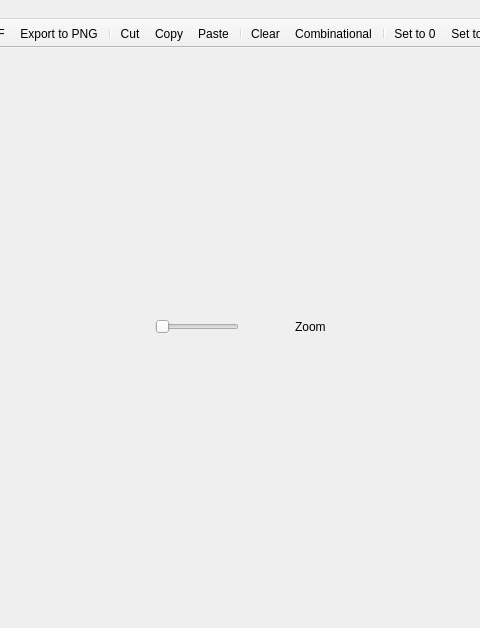
First picture: the form in app/bewaveddolphin.ui, repository GIBIS-UNIFESP/wiRedPanda, before the edit; both pictures show x 176 to 656 and y 0 to 628 of the 833 by 628 pixel window.
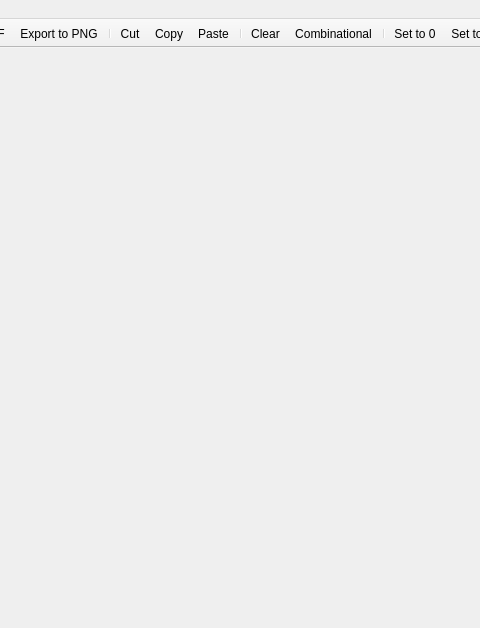
Second picture: the form after the edit. Icons and pictures are not drawn.

Commit message: Removed slider outside the toolbar

```diff
--- a/app/bewaveddolphin.ui
+++ b/app/bewaveddolphin.ui
@@ -40,193 +40,6 @@
     <property name="bottomMargin">
      <number>0</number>
     </property>
-    <item>
-     <layout class="QHBoxLayout" name="horizontalLayout">
-      <item>
-       <spacer name="horizontalSpacer_12">
-        <property name="orientation">
-         <enum>Qt::Horizontal</enum>
-        </property>
-        <property name="sizeHint" stdset="0">
-         <size>
-          <width>40</width>
-          <height>20</height>
-         </size>
-        </property>
-       </spacer>
-      </item>
-      <item>
-       <spacer name="horizontalSpacer_10">
-        <property name="orientation">
-         <enum>Qt::Horizontal</enum>
-        </property>
-        <property name="sizeHint" stdset="0">
-         <size>
-          <width>40</width>
-          <height>20</height>
-         </size>
-        </property>
-       </spacer>
-      </item>
-      <item>
-       <spacer name="horizontalSpacer_9">
-        <property name="orientation">
-         <enum>Qt::Horizontal</enum>
-        </property>
-        <property name="sizeHint" stdset="0">
-         <size>
-          <width>40</width>
-          <height>20</height>
-         </size>
-        </property>
-       </spacer>
-      </item>
-      <item>
-       <spacer name="horizontalSpacer_6">
-        <property name="orientation">
-         <enum>Qt::Horizontal</enum>
-        </property>
-        <property name="sizeHint" stdset="0">
-         <size>
-          <width>40</width>
-          <height>20</height>
-         </size>
-        </property>
-       </spacer>
-      </item>
-      <item>
-       <spacer name="horizontalSpacer_4">
-        <property name="orientation">
-         <enum>Qt::Horizontal</enum>
-        </property>
-        <property name="sizeHint" stdset="0">
-         <size>
-          <width>40</width>
-          <height>20</height>
-         </size>
-        </property>
-       </spacer>
-      </item>
-      <item>
-       <spacer name="horizontalSpacer_2">
-        <property name="orientation">
-         <enum>Qt::Horizontal</enum>
-        </property>
-        <property name="sizeHint" stdset="0">
-         <size>
-          <width>40</width>
-          <height>20</height>
-         </size>
-        </property>
-       </spacer>
-      </item>
-      <item alignment="Qt::AlignRight">
-       <widget class="QSlider" name="horizontalSlider">
-        <property name="orientation">
-         <enum>Qt::Horizontal</enum>
-        </property>
-       </widget>
-      </item>
-      <item>
-       <spacer name="horizontalSpacer">
-        <property name="orientation">
-         <enum>Qt::Horizontal</enum>
-        </property>
-        <property name="sizeHint" stdset="0">
-         <size>
-          <width>40</width>
-          <height>20</height>
-         </size>
-        </property>
-       </spacer>
-      </item>
-      <item>
-       <widget class="QLabel" name="label">
-        <property name="text">
-         <string>Zoom</string>
-        </property>
-       </widget>
-      </item>
-      <item>
-       <spacer name="horizontalSpacer_3">
-        <property name="orientation">
-         <enum>Qt::Horizontal</enum>
-        </property>
-        <property name="sizeHint" stdset="0">
-         <size>
-          <width>40</width>
-          <height>20</height>
-         </size>
-        </property>
-       </spacer>
-      </item>
-      <item>
-       <spacer name="horizontalSpacer_5">
-        <property name="orientation">
-         <enum>Qt::Horizontal</enum>
-        </property>
-        <property name="sizeHint" stdset="0">
-         <size>
-          <width>40</width>
-          <height>20</height>
-         </size>
-        </property>
-       </spacer>
-      </item>
-      <item>
-       <spacer name="horizontalSpacer_7">
-        <property name="orientation">
-         <enum>Qt::Horizontal</enum>
-        </property>
-        <property name="sizeHint" stdset="0">
-         <size>
-          <width>40</width>
-          <height>20</height>
-         </size>
-        </property>
-       </spacer>
-      </item>
-      <item>
-       <spacer name="horizontalSpacer_8">
-        <property name="orientation">
-         <enum>Qt::Horizontal</enum>
-        </property>
-        <property name="sizeHint" stdset="0">
-         <size>
-          <width>40</width>
-          <height>20</height>
-         </size>
-        </property>
-       </spacer>
-      </item>
-      <item>
-       <spacer name="horizontalSpacer_11">
-        <property name="orientation">
-         <enum>Qt::Horizontal</enum>
-        </property>
-        <property name="sizeHint" stdset="0">
-         <size>
-          <width>40</width>
-          <height>20</height>
-         </size>
-        </property>
-       </spacer>
-      </item>
-      <item>
-       <spacer name="horizontalSpacer_13">
-        <property name="orientation">
-         <enum>Qt::Horizontal</enum>
-        </property>
-        <property name="sizeHint" stdset="0">
-         <size>
-          <width>40</width>
-          <height>20</height>
-         </size>
-        </property>
-       </spacer>
-      </item>
-     </layout>
-    </item>
    </layout>
   </widget>
   <widget class="QStatusBar" name="statusbar"/>
```
Left out of the diff: 6 changed lines with no effect on the pictures.
